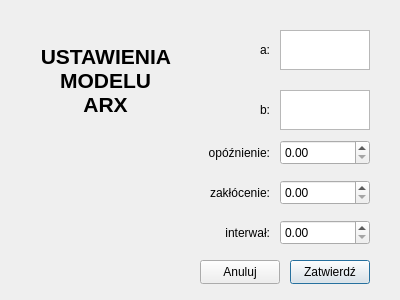
Old version of the form oknoarx.ui in the repository GrzegorzPolewczak/ProjektSK2025-dopoprawy.
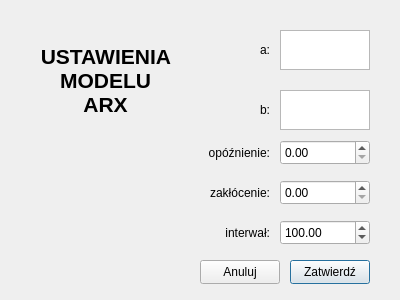
New version of the form.

What changed in the file:
```diff
--- a/oknoarx.ui
+++ b/oknoarx.ui
@@ -66,6 +66,15 @@
      <height>25</height>
     </rect>
    </property>
+   <property name="maximum">
+    <double>1000.000000000000000</double>
+   </property>
+   <property name="singleStep">
+    <double>10.000000000000000</double>
+   </property>
+   <property name="value">
+    <double>100.000000000000000</double>
+   </property>
   </widget>
   <widget class="QDoubleSpinBox" name="dspinbox_opoz">
    <property name="geometry">
```
Left out of the diff: 8 changed lines with no effect on the pictures.
